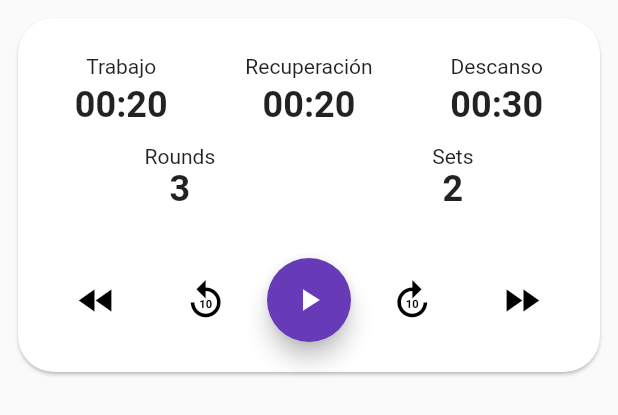
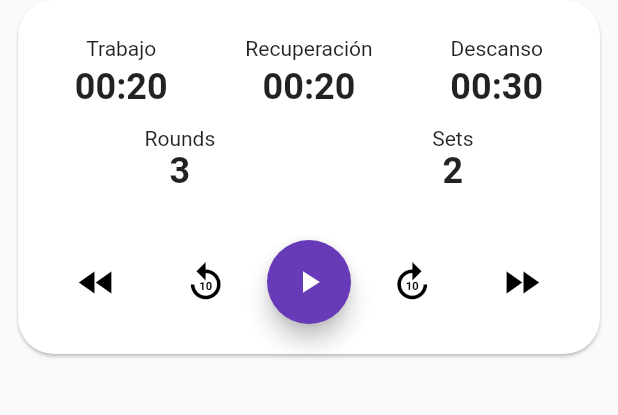
Before and after one commit to LivramentoLuciano/titan-timer-flutter-app, a Flutter app: the ControlCard widget shown alone on an empty page, opened directly, on a phone screen of 412 x 824 dp. Shown: the top 415 px of the screen. Run offline on Flutter 3.47's test engine with Material 2 defaults, Android fonts, the phone set to English and light mode, and no system bars; our stand-ins replace audioplayers, flutter_blue, flutter_swiper, video_player.

Commit message:
control version: pequeno acomodo UI en 'controlScreen'

```diff
--- a/titan_timer_control/lib/view/widgets/control/control.dart
+++ b/titan_timer_control/lib/view/widgets/control/control.dart
@@ -14,7 +14,7 @@ class ControlCard extends StatelessWidget {
     return SizedBox(
       width: size.width,
       child: Card(
-        margin: const EdgeInsets.all(12.0),
+        margin: const EdgeInsets.only(left:12.0, right: 12.0, bottom: 16),
         shape: RoundedRectangleBorder(borderRadius: BorderRadius.circular(24)),
         child: Padding(
           padding: const EdgeInsets.all(12.0),
```
Also changed, not shown: titan_timer_control/lib/view/screens/control_screen.dart (+0 -7 lines).
